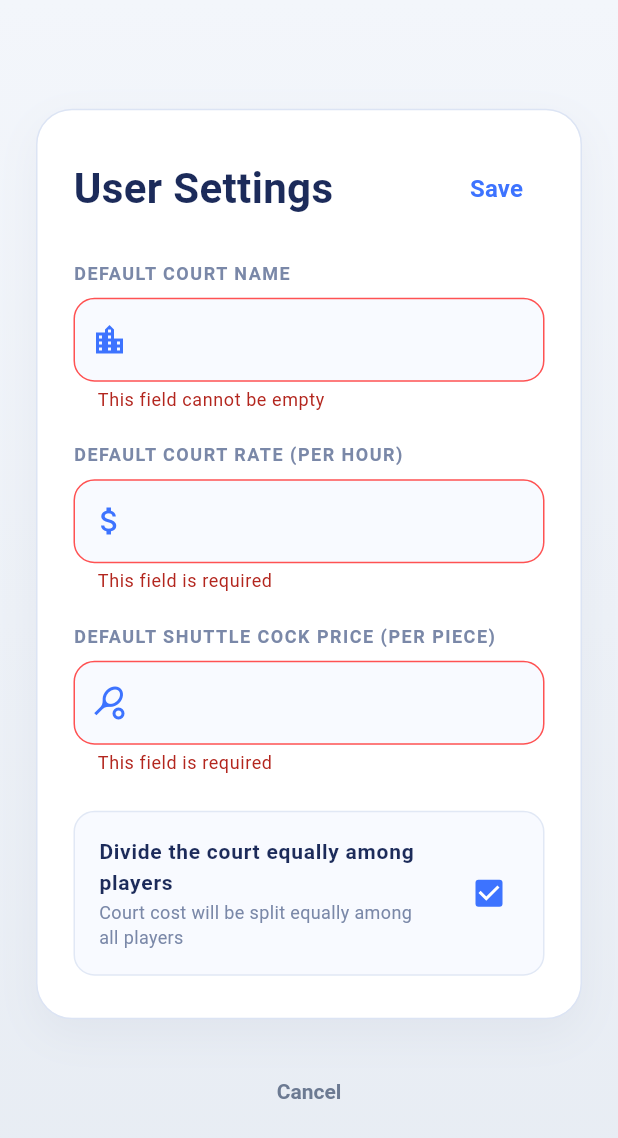
After one commit to icecubes99/badminton_profiles, a Flutter app: the screen it shows after launch, after a tap on the "settings" icon, after a tap on "Save", on a phone screen of 412 x 824 dp. The commit adds this screen. Shown: the top 1138 px of the screen. Run offline on Flutter 3.47's test engine with Material 3 defaults, Android fonts, the phone set to English and light mode, and no system bars; our stand-ins replace hive, hive_flutter; accounts and stored records are empty.

Commit message:
feat: user settings addition

```diff
--- a/lib/main.dart
+++ b/lib/main.dart
@@ -4,8 +4,10 @@ import 'package:hive_flutter/hive_flutter.dart';
 import 'data/players.dart';
 import 'models/player_level_range.dart';
 import 'models/player_profile.dart';
+import 'models/user_settings.dart';
 import 'player_app_manager.dart';
 import 'repository/player_repository.dart';
+import 'repository/settings_repository.dart';
 
 // Application entry point
 Future<void> main() async {
@@ -22,10 +24,17 @@ Future<void> main() async {
   if (!Hive.isAdapterRegistered(2)) {
     Hive.registerAdapter(PlayerProfileAdapter());
   }
+  if (!Hive.isAdapterRegistered(3)) {
+    Hive.registerAdapter(UserSettingsAdapter());
+  }
 
-  // Create repository with initial seed data
+  // Create repositories
   final repository = HivePlayerRepository(initialPlayers: seedPlayers);
+  final settingsRepository = HiveSettingsRepository();
 
   // Launch the Flutter application
-  runApp(PlayerAppManager(repository: repository));
+  runApp(PlayerAppManager(
+    repository: repository,
+    settingsRepository: settingsRepository,
+  ));
 }
--- /dev/null
+++ b/lib/models/user_settings.dart
@@ -0,0 +1,49 @@
+import 'package:hive/hive.dart';
+
+part 'user_settings.g.dart';
+
+// User settings model for court and shuttlecock pricing configuration
+@HiveType(typeId: 3) // Unique type ID for Hive serialization
+class UserSettings {
+  @HiveField(0)
+  final String defaultCourtName; // Name of the court (e.g., "City Sports Center")
+
+  @HiveField(1)
+  final double defaultCourtRate; // Per hour price of a court (e.g., 400.0)
+
+  @HiveField(2)
+  final double defaultShuttleCockPrice; // Price per shuttlecock (e.g., 50.0)
+
+  @HiveField(3)
+  final bool divideCourtEqually; // If true, divide court cost equally among players; if false, calculate per game
+
+  const UserSettings({
+    required this.defaultCourtName,
+    required this.defaultCourtRate,
+    required this.defaultShuttleCockPrice,
+    required this.divideCourtEqually,
+  });
+
+  // Creates a copy with optionally updated fields (immutable pattern)
+  UserSettings copyWith({
+    String? defaultCourtName,
+    double? defaultCourtRate,
+    double? defaultShuttleCockPrice,
+    bool? divideCourtEqually,
+  }) {
+    return UserSettings(
+      defaultCourtName: defaultCourtName ?? this.defaultCourtName,
+      defaultCourtRate: defaultCourtRate ?? this.defaultCourtRate,
+      defaultShuttleCockPrice: defaultShuttleCockPrice ?? this.defaultShuttleCockPrice,
+      divideCourtEqually: divideCourtEqually ?? this.divideCourtEqually,
+    );
+  }
+
+  // Default settings
+  static const UserSettings defaults = UserSettings(
+    defaultCourtName: '',
+    defaultCourtRate: 0.0,
+    defaultShuttleCockPrice: 0.0,
+    divideCourtEqually: true,
+  );
+}
--- a/lib/player_app_manager.dart
+++ b/lib/player_app_manager.dart
@@ -3,16 +3,24 @@ import 'package:flutter/material.dart';
 import 'data/players.dart';
 import 'models/player_form_values.dart';
 import 'models/player_profile.dart';
+import 'models/user_settings.dart';
 import 'repository/player_repository.dart';
+import 'repository/settings_repository.dart';
 import 'screens/add_player_screen.dart';
 import 'screens/edit_player_screen.dart';
 import 'screens/player_list_screen.dart';
+import 'screens/user_settings_screen.dart';
 
 // Main app manager that handles navigation and player data management
 class PlayerAppManager extends StatefulWidget {
-  const PlayerAppManager({super.key, required this.repository});
+  const PlayerAppManager({
+    super.key,
+    required this.repository,
+    required this.settingsRepository,
+  });
 
   final PlayerRepository repository; // Data access layer
+  final SettingsRepository settingsRepository; // Settings data access layer
 
   @override
   State<PlayerAppManager> createState() => _PlayerAppManagerState();
@@ -20,6 +28,7 @@ class PlayerAppManager extends StatefulWidget {
 
 class _PlayerAppManagerState extends State<PlayerAppManager> {
   List<PlayerProfile> _players = const []; // Current list of players
+  UserSettings _settings = UserSettings.defaults; // Current user settings
   late Widget _activeScreen; // Currently displayed screen
   bool _isLoading = true; // Loading state indicator
   int _idCounter = 0; // Counter for generating unique player IDs
@@ -31,12 +40,15 @@ class _PlayerAppManagerState extends State<PlayerAppManager> {
     _initialize(); // Load initial data
   }
 
-  // Initialize the app by loading saved players from database
+  // Initialize the app by loading saved players and settings from database
   Future<void> _initialize() async {
     await widget.repository.init();
+    await widget.settingsRepository.init();
     final loadedPlayers = await widget.repository.loadPlayers();
+    final loadedSettings = await widget.settingsRepository.loadSettings();
     setState(() {
       _players = loadedPlayers;
+      _settings = loadedSettings;
       _isLoading = false;
       _idCounter = _deriveCounter(loadedPlayers); // Set counter based on existing data
       _activeScreen = _buildListScreen();
@@ -88,6 +100,16 @@ class _PlayerAppManagerState extends State<PlayerAppManager> {
         player: player,
         onSubmit: (values) => _handleUpdatePlayer(player.id, values),
         onDelete: () => _handleDeletePlayer(player.id),
+        onCancel: _showListScreen,
+      );
+    });
+  }
+
+  void _showSettingsScreen() {
+    setState(() {
+      _activeScreen = UserSettingsScreen(
+        currentSettings: _settings,
+        onSave: _handleSaveSettings,
         onCancel: _showListScreen,
       );
     });
@@ -152,6 +174,16 @@ class _PlayerAppManagerState extends State<PlayerAppManager> {
     });
   }
 
+  // Save user settings to database
+  Future<void> _handleSaveSettings(UserSettings settings) async {
+    await widget.settingsRepository.saveSettings(settings);
+
+    setState(() {
+      _settings = settings;
+      _activeScreen = _buildListScreen();
+    });
+  }
+
   // Build the main player list screen
   Widget _buildListScreen() {
     return PlayerListScreen(
@@ -159,6 +191,7 @@ class _PlayerAppManagerState extends State<PlayerAppManager> {
       onAddPlayer: _showAddScreen,
       onEditPlayer: _showEditScreen,
       onDeletePlayer: _handleDeletePlayer,
+      onSettings: _showSettingsScreen,
       isLoading: _isLoading,
     );
   }
--- /dev/null
+++ b/lib/repository/settings_repository.dart
@@ -0,0 +1,36 @@
+import 'package:hive_flutter/hive_flutter.dart';
+
+import '../models/user_settings.dart';
+
+// Abstract interface for user settings persistence
+abstract class SettingsRepository {
+  Future<void> init();
+  Future<UserSettings> loadSettings();
+  Future<void> saveSettings(UserSettings settings);
+}
+
+// Hive implementation of settings repository
+class HiveSettingsRepository implements SettingsRepository {
+  static const String _boxName = 'user_settings';
+  static const String _settingsKey = 'settings';
+  Box<UserSettings>? _box;
+
+  @override
+  Future<void> init() async {
+    if (_box == null || !_box!.isOpen) {
+      _box = await Hive.openBox<UserSettings>(_boxName);
+    }
+  }
+
+  @override
+  Future<UserSettings> loadSettings() async {
+    await init();
+    return _box!.get(_settingsKey, defaultValue: UserSettings.defaults) ?? UserSettings.defaults;
+  }
+
+  @override
+  Future<void> saveSettings(UserSettings settings) async {
+    await init();
+    await _box!.put(_settingsKey, settings);
+  }
+}
--- a/lib/screens/player_list_screen.dart
+++ b/lib/screens/player_list_screen.dart
@@ -11,6 +11,7 @@ class PlayerListScreen extends StatefulWidget {
     required this.onAddPlayer,
     required this.onEditPlayer,
     required this.onDeletePlayer,
+    required this.onSettings,
     this.isLoading = false,
   });
 
@@ -18,6 +19,7 @@ class PlayerListScreen extends StatefulWidget {
   final VoidCallback onAddPlayer; // Callback to add new player
   final void Function(PlayerProfile player) onEditPlayer; // Callback to edit existing player
   final Future<void> Function(String playerId) onDeletePlayer; // Callback to delete player
+  final VoidCallback onSettings; // Callback to open settings
   final bool isLoading; // Loading state indicator
 
   @override
@@ -46,7 +48,7 @@ class _PlayerListScreenState extends State<PlayerListScreen> {
           child: Column(
             crossAxisAlignment: CrossAxisAlignment.stretch,
             children: [
-              // Header with title and add button
+              // Header with title, settings button, and add button
               Row(
                 children: [
                   const Text(
@@ -58,6 +60,8 @@ class _PlayerListScreenState extends State<PlayerListScreen> {
                     ),
                   ),
                   const Spacer(),
+                  _buildSettingsButton(), // Settings button
+                  const SizedBox(width: 12),
                   _buildAddButton(), // Floating action button for adding players
                 ],
               ),
@@ -135,6 +139,22 @@ class _PlayerListScreenState extends State<PlayerListScreen> {
               ),
             );
           },
+        ),
+      ),
+    );
+  }
+
+  // Builds the settings button with light blue background
+  Widget _buildSettingsButton() {
+    return Material(
+      color: const Color(0xFFE1E8F5), // Light blue background
+      shape: const CircleBorder(),
+      child: InkWell(
+        customBorder: const CircleBorder(),
+        onTap: widget.onSettings, // Trigger settings callback
+        child: const Padding(
+          padding: EdgeInsets.all(12),
+          child: Icon(Icons.settings, color: Color(0xFF1C2B5A), size: 24), // Dark blue settings icon
         ),
       ),
     );
--- /dev/null
+++ b/lib/screens/user_settings_screen.dart
@@ -0,0 +1,306 @@
+import 'package:flutter/material.dart';
+import 'package:flutter/services.dart';
+
+import '../models/user_settings.dart';
+
+// Screen for configuring user settings for court and shuttlecock pricing
+class UserSettingsScreen extends StatefulWidget {
+  const UserSettingsScreen({
+    super.key,
+    required this.currentSettings,
+    required this.onSave,
+    required this.onCancel,
+  });
+
+  final UserSettings currentSettings; // Current saved settings
+  final Future<void> Function(UserSettings settings) onSave; // Callback when settings are saved
+  final VoidCallback onCancel; // Callback when user cancels
+
+  @override
+  State<UserSettingsScreen> createState() => _UserSettingsScreenState();
+}
+
+class _UserSettingsScreenState extends State<UserSettingsScreen> {
+  final GlobalKey<FormState> _formKey = GlobalKey<FormState>();
+
+  // Text controllers for form fields
+  late final TextEditingController _courtNameController;
+  late final TextEditingController _courtRateController;
+  late final TextEditingController _shuttleCockPriceController;
+  late bool _divideCourtEqually;
+  bool _isSaving = false;
+
+  @override
+  void initState() {
+    super.initState();
+    // Initialize with current settings
+    _courtNameController = TextEditingController(text: widget.currentSettings.defaultCourtName);
+    _courtRateController = TextEditingController(
+      text: widget.currentSettings.defaultCourtRate > 0
+        ? widget.currentSettings.defaultCourtRate.toStringAsFixed(2)
+        : '',
+    );
+    _shuttleCockPriceController = TextEditingController(
+      text: widget.currentSettings.defaultShuttleCockPrice > 0
+        ? widget.currentSettings.defaultShuttleCockPrice.toStringAsFixed(2)
+        : '',
+    );
+    _divideCourtEqually = widget.currentSettings.divideCourtEqually;
+  }
+
+  @override
+  void dispose() {
+    _courtNameController.dispose();
+    _courtRateController.dispose();
+    _shuttleCockPriceController.dispose();
+    super.dispose();
+  }
+
+  @override
+  Widget build(BuildContext context) {
+    return Center(
+      child: ConstrainedBox(
+        constraints: const BoxConstraints(maxWidth: 640),
+        child: SingleChildScrollView(
+          padding: const EdgeInsets.symmetric(horizontal: 24, vertical: 32),
+          child: Form(
+            key: _formKey,
+            child: Column(
+              children: [
+                // Main settings container
+                Container(
+                  decoration: BoxDecoration(
+                    color: Colors.white,
+                    borderRadius: BorderRadius.circular(24),
+                    border: Border.all(color: const Color(0xFFDCE4F4)),
+                    boxShadow: const [
+                      BoxShadow(
+                        color: Color(0x0C1C2B5A),
+                        blurRadius: 24,
+                        offset: Offset(0, 10),
+                      ),
+                    ],
+                  ),
+                  child: Padding(
+                    padding: const EdgeInsets.symmetric(horizontal: 24, vertical: 28),
+                    child: Column(
+                      crossAxisAlignment: CrossAxisAlignment.stretch,
+                      children: [
+                        // Header with title and save button
+                        Row(
+                          children: [
+                            const Expanded(
+                              child: Text(
+                                'User Settings',
+                                style: TextStyle(
+                                  color: Color(0xFF1C2B5A),
+                                  fontSize: 28,
+                                  fontWeight: FontWeight.w700,
+                                ),
+                              ),
+                            ),
+                            TextButton(
+                              onPressed: _isSaving ? null : _handleSave,
+                              child: const Text(
+                                'Save',
+                                style: TextStyle(
+                                  color: Color(0xFF3D73FF),
+                                  fontSize: 16,
+                                  fontWeight: FontWeight.w700,
+                                ),
+                              ),
+                            ),
+                          ],
+                        ),
+                        const SizedBox(height: 24),
+                        // Court name field
+                        _buildTextField(
+                          controller: _courtNameController,
+                          label: 'Default Court Name',
+                          icon: Icons.location_city_outlined,
+                          validator: _nonEmptyValidator,
+                        ),
+                        const SizedBox(height: 20),
+                        // Court rate field
+                        _buildTextField(
+                          controller: _courtRateController,
+                          label: 'Default Court Rate (per hour)',
+                          icon: Icons.attach_money,
+                          keyboardType: const TextInputType.numberWithOptions(decimal: true),
+                          validator: _priceValidator,
+                          inputFormatters: [
+                            FilteringTextInputFormatter.allow(RegExp(r'^\d*\.?\d{0,2}')),
+                          ],
+                        ),
+                        const SizedBox(height: 20),
+                        // Shuttlecock price field
+                        _buildTextField(
+                          controller: _shuttleCockPriceController,
+                          label: 'Default Shuttle Cock Price (per piece)',
+                          icon: Icons.sports_tennis,
+                          keyboardType: const TextInputType.numberWithOptions(decimal: true),
+                          validator: _priceValidator,
+                          inputFormatters: [
+                            FilteringTextInputFormatter.allow(RegExp(r'^\d*\.?\d{0,2}')),
+                          ],
+                        ),
+                        const SizedBox(height: 24),
+                        // Checkbox for dividing court equally
+                        _buildCheckboxTile(),
+                      ],
+                    ),
+                  ),
+                ),
+                const SizedBox(height: 24),
+                // Cancel button
+                TextButton(
+                  onPressed: _isSaving ? null : widget.onCancel,
+                  style: TextButton.styleFrom(
+                    foregroundColor: const Color(0xFF6C7A92),
+                    textStyle: const TextStyle(fontWeight: FontWeight.w600),
+                  ),
+                  child: const Text('Cancel'),
+                ),
+              ],
+            ),
+          ),
+        ),
+      ),
+    );
+  }
+
+  Widget _buildTextField({
+    required TextEditingController controller,
+    required String label,
+    required IconData icon,
+    TextInputType? keyboardType,
+    String? Function(String?)? validator,
+    List<TextInputFormatter>? inputFormatters,
+  }) {
+    return Column(
+      crossAxisAlignment: CrossAxisAlignment.start,
+      children: [
+        Text(
+          label.toUpperCase(),
+          style: const TextStyle(
+            color: Color(0xFF7A88A8),
+            fontSize: 12,
+            fontWeight: FontWeight.w700,
+            letterSpacing: 1.0,
+          ),
+        ),
+        const SizedBox(height: 8),
+        TextFormField(
+          controller: controller,
+          keyboardType: keyboardType,
+          validator: validator,
+          inputFormatters: inputFormatters,
+          style: const TextStyle(color: Color(0xFF1C2B5A)),
+          decoration: InputDecoration(
+            filled: true,
+            fillColor: const Color(0xFFF8FAFF),
+            prefixIcon: Icon(icon, color: const Color(0xFF3D73FF)),
+            enabledBorder: OutlineInputBorder(
+              borderRadius: BorderRadius.circular(14),
+              borderSide: const BorderSide(color: Color(0xFFE1E8F5)),
+            ),
+            focusedBorder: OutlineInputBorder(
+              borderRadius: BorderRadius.circular(14),
+              borderSide: const BorderSide(color: Color(0xFF3D73FF), width: 1.6),
+            ),
+            errorBorder: OutlineInputBorder(
+              borderRadius: BorderRadius.circular(14),
+              borderSide: const BorderSide(color: Colors.redAccent),
+            ),
+            focusedErrorBorder: OutlineInputBorder(
+              borderRadius: BorderRadius.circular(14),
+              borderSide: const BorderSide(color: Colors.redAccent),
+            ),
+          ),
+        ),
+      ],
+    );
+  }
+
+  Widget _buildCheckboxTile() {
+    return Container(
+      decoration: BoxDecoration(
+        color: const Color(0xFFF8FAFF),
+        borderRadius: BorderRadius.circular(14),
+        border: Border.all(color: const Color(0xFFE1E8F5)),
+      ),
+      child: CheckboxListTile(
+        title: const Text(
+          'Divide the court equally among players',
+          style: TextStyle(
+            color: Color(0xFF1C2B5A),
+            fontSize: 14,
+            fontWeight: FontWeight.w600,
+          ),
+        ),
+        subtitle: Text(
+          _divideCourtEqually
+            ? 'Court cost will be split equally among all players'
+            : 'Court cost will be calculated per game',
+          style: const TextStyle(
+            color: Color(0xFF7A88A8),
+            fontSize: 12,
+          ),
+        ),
+        value: _divideCourtEqually,
+        activeColor: const Color(0xFF3D73FF),
+        contentPadding: const EdgeInsets.symmetric(horizontal: 16, vertical: 8),
+        onChanged: (value) {
+          setState(() {
+            _divideCourtEqually = value ?? true;
+          });
+        },
+      ),
+    );
+  }
+
+  String? _nonEmptyValidator(String? value) {
+    if (value == null || value.trim().isEmpty) {
+      return 'This field cannot be empty';
+    }
+    return null;
+  }
+
+  String? _priceValidator(String? value) {
+    if (value == null || value.trim().isEmpty) {
+      return 'This field is required';
+    }
+    final price = double.tryParse(value.trim());
+    if (price == null || price < 0) {
+      return 'Enter a valid price';
+    }
+    return null;
+  }
+
+  void _handleSave() async {
+    if (!(_formKey.currentState?.validate() ?? false)) {
+      return;
+    }
+
+    setState(() {
+      _isSaving = true;
+    });
+
+    try {
+      final settings = UserSettings(
+        defaultCourtName: _courtNameController.text.trim(),
+        defaultCourtRate: double.parse(_courtRateController.text.trim()),
+        defaultShuttleCockPrice: double.parse(_shuttleCockPriceController.text.trim()),
+        divideCourtEqually: _divideCourtEqually,
+      );
+
+      await widget.onSave(settings);
+    } finally {
+      if (mounted) {
+        setState(() {
+          _isSaving = false;
+        });
+      }
+    }
+  }
+}
```
Also changed, not shown: lib/models/user_settings.g.dart (added).
